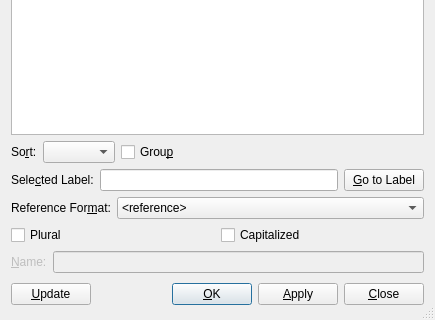
Qt form src/frontends/qt4/ui/RefUi.ui (cburschka/lyx) before a commit; both pictures show x 0 to 435 and y 219 to 539 of the 435 by 539 pixel window.
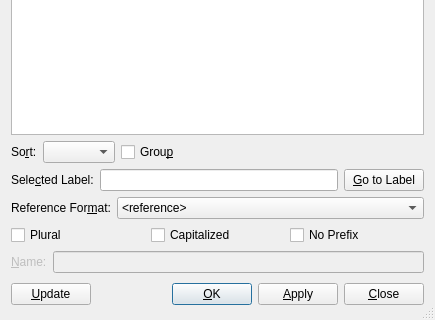
The same form after that commit.

Commit message:
Add a "noprefix" option to the "labelonly" version of the reference inset.
If the reference is "sec:mysec", then this will output just "mysec".
This is what is needed, e.g., to use refstyle's range commands, e.g.,
    \secrangeref{mysec1}{mysec2}
You *cannot* use:
    \secrangeref{sec:mysec1}{sec:mysec2}
even if those are the actual labels.

Eventually, I'd like to add native support for this, but I'm a bit
frightened of trying to make the reference dialog support multiple
selections.

```diff
--- a/src/frontends/qt4/ui/RefUi.ui
+++ b/src/frontends/qt4/ui/RefUi.ui
@@ -403,6 +403,16 @@
        </property>
       </widget>
      </item>
+     <item>
+      <widget class="QCheckBox" name="noprefixCB">
+       <property name="toolTip">
+        <string>Do not output part of label before &quot;:&quot;</string>
+       </property>
+       <property name="text">
+        <string>No Prefix</string>
+       </property>
+      </widget>
+     </item>
     </layout>
    </item>
   </layout>
```
The commit also changes 5 other files.
